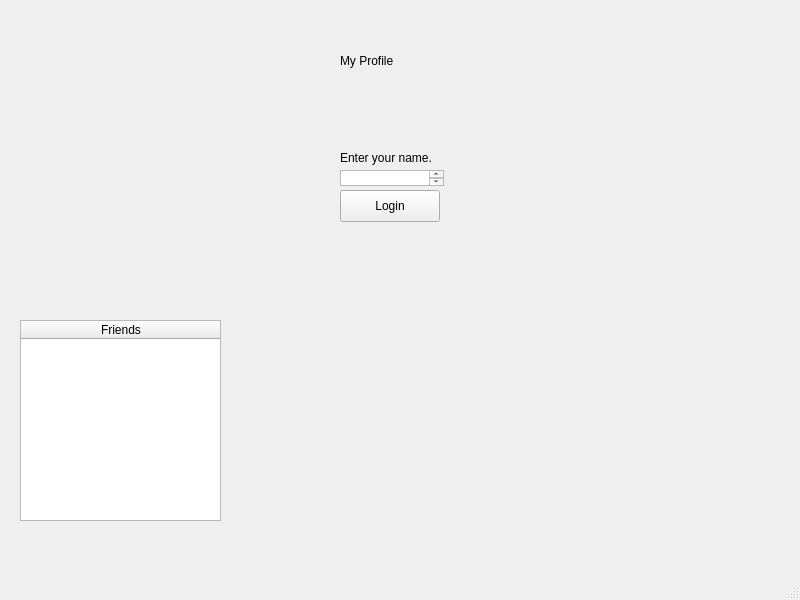
Old version of the form ui_social_network/socialnetworkwindow.ui in the repository z4chclark/csci_62.
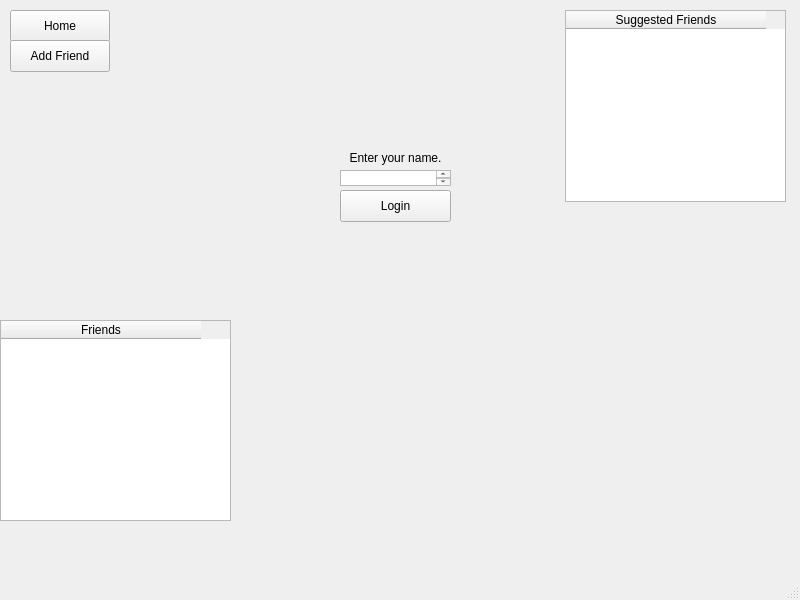
New version of the form.

Diff of the .ui file:
```diff
--- a/ui_social_network/socialnetworkwindow.ui
+++ b/ui_social_network/socialnetworkwindow.ui
@@ -17,7 +17,7 @@
    <widget class="QLabel" name="loginLabel">
     <property name="geometry">
      <rect>
-      <x>340</x>
+      <x>310</x>
       <y>150</y>
       <width>171</width>
       <height>16</height>
@@ -26,13 +26,16 @@
     <property name="text">
      <string>Enter your name.</string>
     </property>
+    <property name="alignment">
+     <set>Qt::AlignCenter</set>
+    </property>
    </widget>
    <widget class="QPushButton" name="loginButton">
     <property name="geometry">
      <rect>
       <x>340</x>
       <y>190</y>
-      <width>100</width>
+      <width>111</width>
       <height>32</height>
      </rect>
     </property>
@@ -45,7 +48,7 @@
      <rect>
       <x>340</x>
       <y>170</y>
-      <width>104</width>
+      <width>111</width>
       <height>16</height>
      </rect>
     </property>
@@ -53,21 +56,24 @@
    <widget class="QLabel" name="profileLabel">
     <property name="geometry">
      <rect>
-      <x>340</x>
+      <x>260</x>
       <y>20</y>
-      <width>101</width>
-      <height>81</height>
+      <width>271</width>
+      <height>51</height>
      </rect>
     </property>
     <property name="autoFillBackground">
      <bool>false</bool>
     </property>
     <property name="text">
-     <string>My Profile</string>
+     <string/>
     </property>
     <property name="scaledContents">
      <bool>false</bool>
     </property>
+    <property name="alignment">
+     <set>Qt::AlignCenter</set>
+    </property>
    </widget>
    <widget class="QTableWidget" name="friendList">
     <property name="enabled">
@@ -75,9 +81,9 @@
     </property>
     <property name="geometry">
      <rect>
-      <x>20</x>
+      <x>0</x>
       <y>320</y>
-      <width>201</width>
+      <width>231</width>
       <height>201</height>
      </rect>
     </property>
@@ -111,16 +117,63 @@
    <widget class="QLabel" name="posts">
     <property name="geometry">
      <rect>
-      <x>340</x>
+      <x>230</x>
       <y>240</y>
-      <width>131</width>
-      <height>221</height>
+      <width>561</width>
+      <height>261</height>
      </rect>
     </property>
     <property name="text">
      <string/>
     </property>
    </widget>
+   <widget class="QPushButton" name="homeButton">
+    <property name="geometry">
+     <rect>
+      <x>10</x>
+      <y>10</y>
+      <width>100</width>
+      <height>32</height>
+     </rect>
+    </property>
+    <property name="text">
+     <string>Home</string>
+    </property>
+   </widget>
+   <widget class="QPushButton" name="addFriendButton">
+    <property name="geometry">
+     <rect>
+      <x>10</x>
+      <y>40</y>
+      <width>100</width>
+      <height>32</height>
+     </rect>
+    </property>
+    <property name="text">
+     <string>Add Friend</string>
+    </property>
+   </widget>
+   <widget class="QTableWidget" name="suggestFriendList">
+    <property name="geometry">
+     <rect>
+      <x>565</x>
+      <y>10</y>
+      <width>221</width>
+      <height>192</height>
+     </rect>
+    </property>
+    <attribute name="horizontalHeaderMinimumSectionSize">
+     <number>19</number>
+    </attribute>
+    <attribute name="horizontalHeaderDefaultSectionSize">
+     <number>200</number>
+    </attribute>
+    <column>
+     <property name="text">
+      <string>Suggested Friends</string>
+     </property>
+    </column>
+   </widget>
   </widget>
   <widget class="QMenuBar" name="menubar">
    <property name="geometry">
```
Left out of the diff: 2 changed lines with no effect on the pictures.
